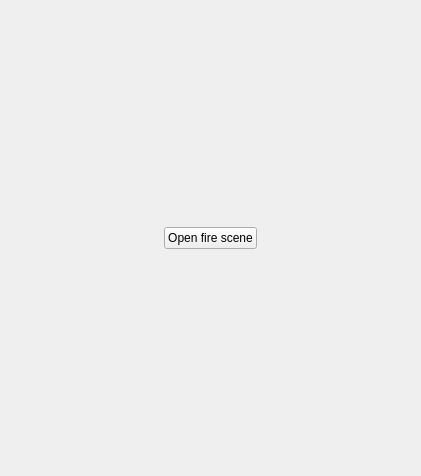
Old version of the form LocatorTool/LocatingTool/locating_tool_dockwidget_base.ui in the repository qq2012/GEO1005.
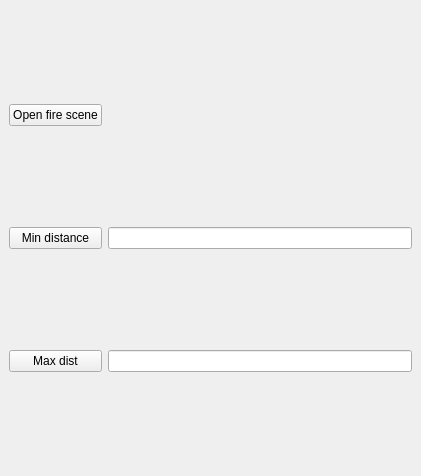
New version of the form.

Commit message:
distance buttons
max and min distance buttons in gui

Diff of the .ui file:
```diff
--- a/LocatorTool/LocatingTool/locating_tool_dockwidget_base.ui
+++ b/LocatorTool/LocatingTool/locating_tool_dockwidget_base.ui
@@ -18,6 +18,13 @@
   </property>
   <widget class="QWidget" name="dockWidgetContents">
    <layout class="QGridLayout" name="gridLayout">
+    <item row="1" column="0">
+     <widget class="QPushButton" name="minDistButton">
+      <property name="text">
+       <string>Min distance</string>
+      </property>
+     </widget>
+    </item>
     <item row="0" column="0">
      <widget class="QPushButton" name="openFireButton">
       <property name="sizePolicy">
@@ -31,6 +38,19 @@
       </property>
      </widget>
     </item>
+    <item row="1" column="1">
+     <widget class="QLineEdit" name="minDistLineEdit"/>
+    </item>
+    <item row="2" column="0">
+     <widget class="QPushButton" name="maxDistButton">
+      <property name="text">
+       <string>Max dist</string>
+      </property>
+     </widget>
+    </item>
+    <item row="2" column="1">
+     <widget class="QLineEdit" name="maxDistLineEdit"/>
+    </item>
    </layout>
   </widget>
  </widget>
```
